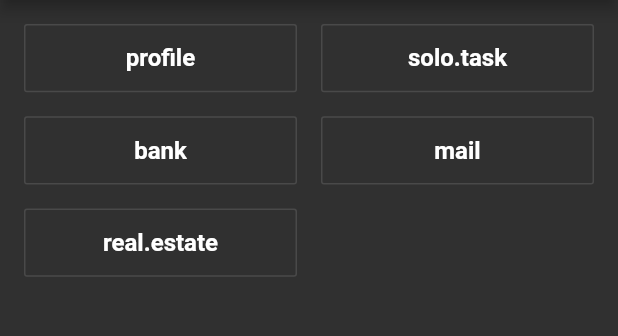
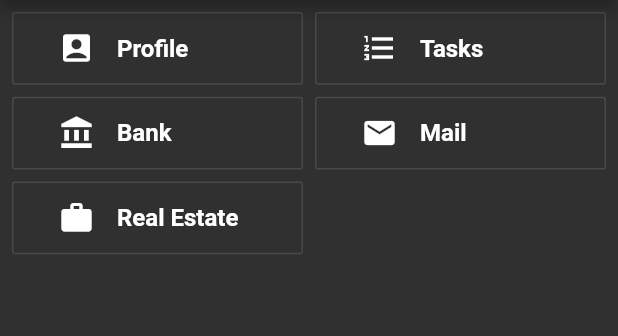
Before and after one commit to Mbildik/resurgence-mobile, a Flutter app: the MenuPage screen opened directly, on a phone screen of 412 x 824 dp, the part 84-420 px from its top. Run offline on Flutter 3.47's test engine with Material 2 defaults, Android fonts, the light colour scheme and no system bars; our stand-ins replace dio, google_sign_in, shared_preferences; missing offline and left inert: duration; accounts and stored records are empty.

Commit message:
menu page ui changes

```diff
--- a/lib/constants.dart
+++ b/lib/constants.dart
@@ -36,8 +36,9 @@
   static var experience = 'experience';
   static var reload = 'reload';
   static var errorOccurred = 'error.occurred';
-  static var profile = 'profile';
+  static var profile = 'Profile';
   static var task = 'task';
+  static var tasks = 'Tasks';
   static var soloTask = 'solo.task';
   static var info = 'info';
   static var perform = 'perform';
@@ -52,7 +53,7 @@
   static var hard = 'hard';
   static var playerItemEmpty = 'player.item.empty';
   static var failedTaskResult = 'failed.task.result';
-  static var bank = 'bank';
+  static var bank = 'Bank';
   static var bankBalance = 'bank.balance';
   static var currentBalance = 'current.balance';
   static var bankTitle = 'bank';
@@ -69,7 +70,7 @@
   static var currentInterest = 'current.interest';
   static var description = 'description';
   static var to = 'to';
-  static var mail = 'mail';
+  static var mail = 'Mail';
   static var send = 'send';
   static var sent = 'sent';
   static var received = 'received';
@@ -79,7 +80,7 @@
   static var sentSuccessfully = 'sent.successfully';
   static var reportMail = 'report.mail';
   static var reportMailDetail = 'report.mail.detail';
-  static var realEstate = 'real.estate';
+  static var realEstate = 'Real Estate';
   static var buy = 'buy';
   static var sell = 'sell';
   static var signInPageTitle = 'Welcome back!';
--- a/lib/menu_page.dart
+++ b/lib/menu_page.dart
@@ -5,10 +5,6 @@
 import 'package:resurgence/profile/profile_page.dart';
 import 'package:resurgence/real-estate/read_estate.dart';
 import 'package:resurgence/task/solo_task_page.dart';
-import 'package:resurgence/ui/button.dart';
-//import 'package:provider/provider.dart';
-
-typedef WidgetBuilder = Widget Function(BuildContext context);
 
 class MenuPage extends StatefulWidget {
   @override
@@ -22,113 +18,77 @@
       appBar: W.defaultAppBar,
       body: GridView.count(
         primary: false,
-        padding: EdgeInsets.all(16),
-        childAspectRatio: 4,
-        crossAxisSpacing: 16,
-        mainAxisSpacing: 16,
+        padding: EdgeInsets.all(8.0),
+        childAspectRatio: 4.0,
+        crossAxisSpacing: 8.0,
+        mainAxisSpacing: 8.0,
         crossAxisCount: 2,
         shrinkWrap: true,
         children: <Widget>[
-          profileButton(),
-          taskButton(),
-          bankButton(),
-          mailButton(),
-          realEstateButton(),
+          _MenuItem(
+            text: S.profile,
+            icon: Icons.account_box,
+            onPressed: () => push(context, widget: ProfilePage()),
+          ),
+          _MenuItem(
+            text: S.tasks,
+            icon: Icons.format_list_numbered,
+            onPressed: () => push(context, widget: SoloTaskPage()),
+          ),
+          _MenuItem(
+            text: S.bank,
+            icon: Icons.account_balance,
+            onPressed: () => push(context, route: BankPageRoute()),
+          ),
+          _MenuItem(
+            text: S.mail,
+            icon: Icons.mail,
+            onPressed: () => push(context, route: MailPageRoute()),
+          ),
+          _MenuItem(
+            text: S.realEstate,
+            icon: Icons.work,
+            onPressed: () => push(context, route: RealEstatePageRoute()),
+          ),
         ],
       ),
     );
   }
 
-  Widget profileButton() {
-    return Button(
-      child: Text(S.profile),
-      onPressed: () => Navigator.push(
-        context,
-        MaterialPageRoute(
-          builder: (context) {
-            return ProfilePage();
-          },
-        ),
-      ),
+  Future<T> push<T extends Object>(
+    BuildContext context, {
+    Route route,
+    Widget widget,
+  }) {
+    return Navigator.push<T>(
+      context,
+      route ?? MaterialPageRoute(builder: (context) => widget),
     );
   }
+}
 
-  Widget realEstateButton() {
-    return Button(
-      child: Text(S.realEstate),
-      onPressed: () => Navigator.push(
-        context,
-        RealEstatePageRoute(),
-      ),
-    );
-  }
+class _MenuItem extends StatelessWidget {
+  const _MenuItem({
+    Key key,
+    this.text,
+    this.icon,
+    this.onPressed,
+  }) : super(key: key);
 
-  Widget taskButton() {
-    return Button(
-      child: Text(S.soloTask),
-      onPressed: () => Navigator.push(
-        context,
-        MaterialPageRoute(
-          builder: (context) {
-            return SoloTaskPage();
-          },
-        ),
-      ),
-    );
-  }
+  final String text;
+  final IconData icon;
+  final VoidCallback onPressed;
 
-  Widget bankButton() {
-    return Button(
-      child: Text(S.bank),
-      onPressed: () => Navigator.push(
-        context,
-        BankPageRoute(),
-      ),
-    );
-  }
-
-  Widget mailButton() {
-    return Button(
-      child: Text(S.mail),
-      onPressed: () => Navigator.push(
-        context,
-        MailPageRoute(),
-      ),
-    );
-  }
-
-  Widget drawer(BuildContext context) {
-    return Drawer(
-      child: ListView(
-        padding: EdgeInsets.zero,
+  @override
+  Widget build(BuildContext context) {
+    return OutlineButton(
+      onPressed: onPressed,
+      child: Row(
         children: [
-          drawerHeader(S.applicationTitle),
-          drawerItem(context, S.profile, (context) => ProfilePage()),
-          drawerItem(context, S.task, (context) => Text('Task')),
+          Expanded(flex: 1, child: Icon(icon)),
+          Expanded(flex: 2, child: Text(text)),
         ],
       ),
     );
   }
-
-  Widget drawerHeader(String header) {
-    return DrawerHeader(
-      child: Text(header),
-      decoration: BoxDecoration(
-        color: Colors.blue,
-      ),
-    );
-  }
-
-  Widget drawerItem(BuildContext context, String title, WidgetBuilder builder) {
-    return ListTile(
-      title: Text(title),
-      onTap: () {
-        Navigator.pop(context);
-        Navigator.push(
-          context,
-          MaterialPageRoute(builder: builder),
-        );
-      },
-    );
-  }
 }
```
Also changed, not shown: pubspec.lock.
